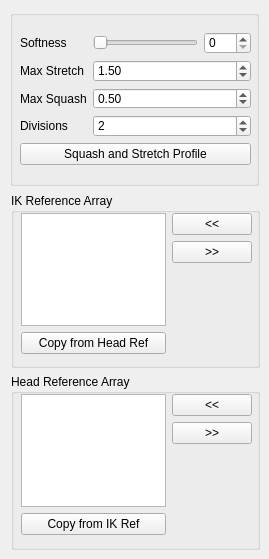
This is scripts/mgear/maya/shifter/component/neck_ik_01/settingsUI.ui in mgear-dev/mgear_dist as Qt 5 draws it before an edit. The edited form follows.
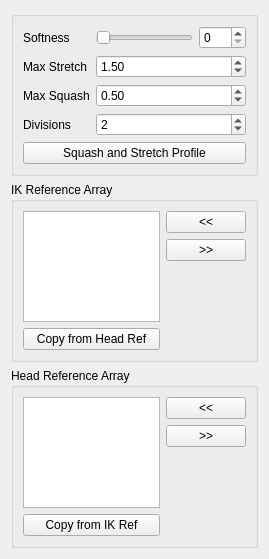
This is the edited form.

Commit message: Shifter: setting windows: adding layaout to the .ui files

```diff
--- a/scripts/mgear/maya/shifter/component/neck_ik_01/settingsUI.ui
+++ b/scripts/mgear/maya/shifter/component/neck_ik_01/settingsUI.ui
@@ -13,116 +13,14 @@
   <property name="windowTitle">
    <string>Form</string>
   </property>
-  <widget class="QGroupBox" name="upvRefArray_groupBox">
-   <property name="geometry">
-    <rect>
-     <x>11</x>
-     <y>374</y>
-     <width>249</width>
-     <height>176</height>
-    </rect>
-   </property>
-   <property name="title">
-    <string>Head Reference Array</string>
-   </property>
-   <widget class="QWidget" name="layoutWidget_2">
-    <property name="geometry">
-     <rect>
-      <x>10</x>
-      <y>20</y>
-      <width>231</width>
-      <height>141</height>
-     </rect>
-    </property>
-    <layout class="QHBoxLayout" name="upvRefArray_horizontalLayout">
-     <item>
-      <layout class="QVBoxLayout" name="upvRefArray_verticalLayout_1">
-       <item>
-        <widget class="QListWidget" name="headRefArray_listWidget">
-         <property name="dragDropOverwriteMode">
-          <bool>true</bool>
-         </property>
-         <property name="dragDropMode">
-          <enum>QAbstractItemView::InternalMove</enum>
-         </property>
-         <property name="defaultDropAction">
-          <enum>Qt::MoveAction</enum>
-         </property>
-         <property name="alternatingRowColors">
-          <bool>true</bool>
-         </property>
-         <property name="selectionMode">
-          <enum>QAbstractItemView::ExtendedSelection</enum>
-         </property>
-         <property name="selectionRectVisible">
-          <bool>false</bool>
-         </property>
-        </widget>
-       </item>
-       <item>
-        <widget class="QPushButton" name="headRefArray_copyRef_pushButton">
-         <property name="text">
-          <string>Copy from IK Ref</string>
-         </property>
-        </widget>
-       </item>
-      </layout>
-     </item>
-     <item>
-      <layout class="QVBoxLayout" name="upvRefArray_verticalLayout_2">
-       <item>
-        <widget class="QPushButton" name="headRefArrayAdd_pushButton">
-         <property name="text">
-          <string>&lt;&lt;</string>
-         </property>
-        </widget>
-       </item>
-       <item>
-        <widget class="QPushButton" name="headRefArrayRemove_pushButton">
-         <property name="text">
-          <string>&gt;&gt;</string>
-         </property>
-        </widget>
-       </item>
-       <item>
-        <spacer name="upvRefArray_verticalSpacer">
-         <property name="orientation">
-          <enum>Qt::Vertical</enum>
-         </property>
-         <property name="sizeHint" stdset="0">
-          <size>
-           <width>20</width>
-           <height>40</height>
-          </size>
-         </property>
-        </spacer>
-       </item>
-      </layout>
-     </item>
-    </layout>
-   </widget>
-  </widget>
+  <layout class="QGridLayout" name="gridLayout">
+   <item row="0" column="0">
   <widget class="QGroupBox" name="groupBox">
-   <property name="geometry">
-    <rect>
-     <x>10</x>
-     <y>10</y>
-     <width>249</width>
-     <height>176</height>
-    </rect>
-   </property>
    <property name="title">
     <string/>
    </property>
-   <widget class="QWidget" name="">
-    <property name="geometry">
-     <rect>
-      <x>10</x>
-      <y>22</y>
-      <width>231</width>
-      <height>133</height>
-     </rect>
-    </property>
+     <layout class="QGridLayout" name="gridLayout_2">
+      <item row="0" column="0">
     <layout class="QVBoxLayout" name="verticalLayout">
      <item>
       <layout class="QFormLayout" name="formLayout">
@@ -254,29 +152,17 @@
       </widget>
      </item>
     </layout>
-   </widget>
-  </widget>
+      </item>
+     </layout>
+    </widget>
+   </item>
+   <item row="1" column="0">
   <widget class="QGroupBox" name="ikRefArray_groupBox">
-   <property name="geometry">
-    <rect>
-     <x>11</x>
-     <y>193</y>
-     <width>249</width>
-     <height>175</height>
-    </rect>
-   </property>
    <property name="title">
     <string>IK Reference Array</string>
    </property>
-   <widget class="QWidget" name="layoutWidget">
-    <property name="geometry">
-     <rect>
-      <x>10</x>
-      <y>20</y>
-      <width>231</width>
-      <height>141</height>
-     </rect>
-    </property>
+     <layout class="QGridLayout" name="gridLayout_3">
+      <item row="0" column="0">
     <layout class="QHBoxLayout" name="ikRefArray_horizontalLayout">
      <item>
       <layout class="QVBoxLayout" name="ikRefArray_verticalLayout_1">
@@ -343,8 +229,88 @@
       </layout>
      </item>
     </layout>
-   </widget>
-  </widget>
+      </item>
+     </layout>
+    </widget>
+   </item>
+   <item row="2" column="0">
+    <widget class="QGroupBox" name="upvRefArray_groupBox">
+     <property name="title">
+      <string>Head Reference Array</string>
+     </property>
+     <layout class="QGridLayout" name="gridLayout_4">
+      <item row="0" column="0">
+       <layout class="QHBoxLayout" name="upvRefArray_horizontalLayout">
+        <item>
+         <layout class="QVBoxLayout" name="upvRefArray_verticalLayout_1">
+          <item>
+           <widget class="QListWidget" name="headRefArray_listWidget">
+            <property name="dragDropOverwriteMode">
+             <bool>true</bool>
+            </property>
+            <property name="dragDropMode">
+             <enum>QAbstractItemView::InternalMove</enum>
+            </property>
+            <property name="defaultDropAction">
+             <enum>Qt::MoveAction</enum>
+            </property>
+            <property name="alternatingRowColors">
+             <bool>true</bool>
+            </property>
+            <property name="selectionMode">
+             <enum>QAbstractItemView::ExtendedSelection</enum>
+            </property>
+            <property name="selectionRectVisible">
+             <bool>false</bool>
+            </property>
+           </widget>
+          </item>
+          <item>
+           <widget class="QPushButton" name="headRefArray_copyRef_pushButton">
+            <property name="text">
+             <string>Copy from IK Ref</string>
+            </property>
+           </widget>
+          </item>
+         </layout>
+        </item>
+        <item>
+         <layout class="QVBoxLayout" name="upvRefArray_verticalLayout_2">
+          <item>
+           <widget class="QPushButton" name="headRefArrayAdd_pushButton">
+            <property name="text">
+             <string>&lt;&lt;</string>
+            </property>
+           </widget>
+          </item>
+          <item>
+           <widget class="QPushButton" name="headRefArrayRemove_pushButton">
+            <property name="text">
+             <string>&gt;&gt;</string>
+            </property>
+           </widget>
+          </item>
+          <item>
+           <spacer name="upvRefArray_verticalSpacer">
+            <property name="orientation">
+             <enum>Qt::Vertical</enum>
+            </property>
+            <property name="sizeHint" stdset="0">
+             <size>
+              <width>20</width>
+              <height>40</height>
+             </size>
+            </property>
+           </spacer>
+          </item>
+         </layout>
+        </item>
+       </layout>
+      </item>
+     </layout>
+    </widget>
+   </item>
+  </layout>
  </widget>
  <resources/>
  <connections>
```
Lines whose indentation alone changed are shown as unchanged. The commit also changes 22 other files.
